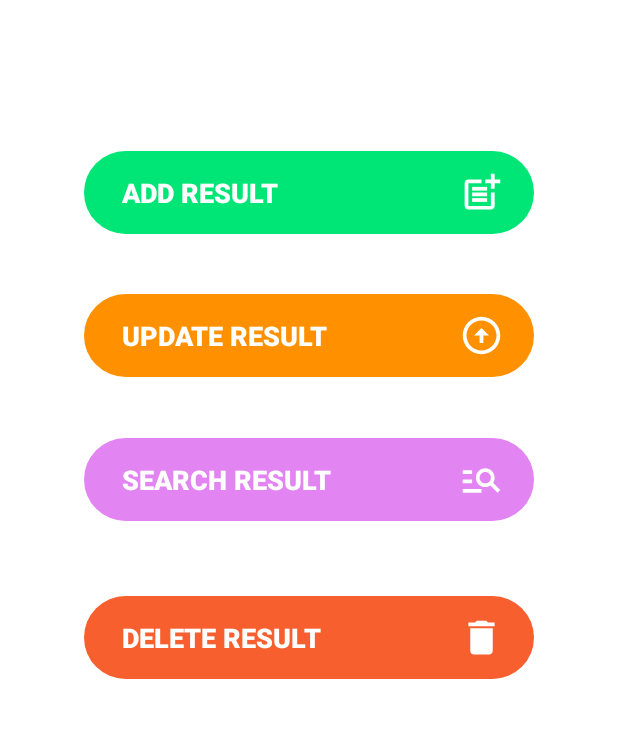
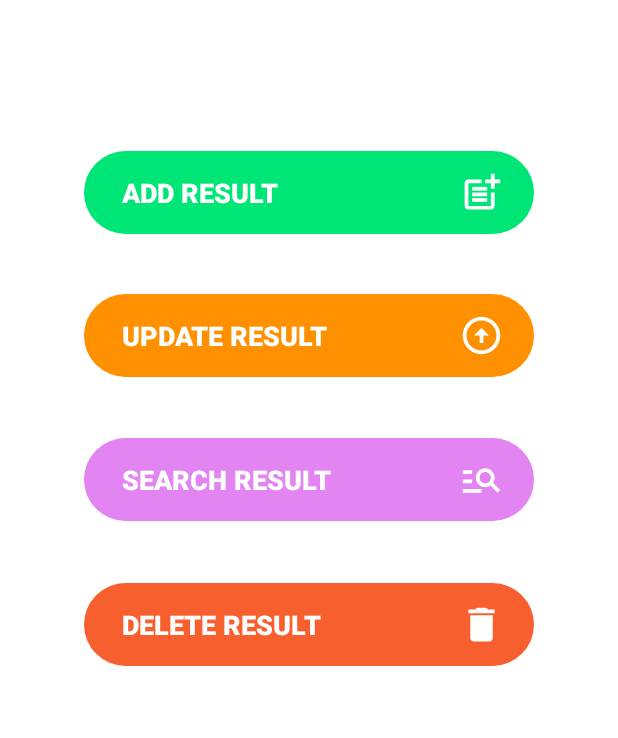
Before and after one commit to code-srikar/Student-Info, an Android app: the screen it shows after launch (MainActivity), on a phone screen of 412 x 824 dp, the part 259-997 px from its top. Run offline under Robolectric (Android 15) with nearby library versions, the light colour scheme and no system bars.

Commit message:
Student application

```diff
--- a/app/src/main/res/layout/activity_delete.xml
+++ b/app/src/main/res/layout/activity_delete.xml
@@ -31,6 +31,7 @@
         android:inputType="text"
         android:maxLines="1"
         android:paddingLeft="20dp"
+        android:textColor="@color/black"
         app:layout_constraintEnd_toEndOf="parent"
         app:layout_constraintStart_toStartOf="parent"
         app:layout_constraintTop_toBottomOf="@+id/title" />
--- a/app/src/main/res/layout/activity_main.xml
+++ b/app/src/main/res/layout/activity_main.xml
@@ -95,18 +95,18 @@
         android:layout_margin="15dp"
         android:background="@drawable/btn_bg"
         android:backgroundTint="#F85F2F"
+        android:drawableRight="@drawable/baseline_delete_24"
+        android:paddingLeft="25dp"
+        android:paddingRight="20dp"
         android:text="Delete Result"
+        android:textAlignment="textStart"
         android:textColor="@color/white"
         android:textSize="18sp"
         android:textStyle="bold"
-        android:textAlignment="textStart"
-        android:paddingLeft="25dp"
-        android:drawableRight="@drawable/baseline_delete_24"
-        android:paddingRight="20dp"
         app:layout_constraintBottom_toBottomOf="parent"
         app:layout_constraintEnd_toEndOf="parent"
         app:layout_constraintStart_toStartOf="parent"
         app:layout_constraintTop_toBottomOf="@+id/display"
-        app:layout_constraintVertical_bias="0.16000003" />
+        app:layout_constraintVertical_bias="0.120000005" />
 
 </androidx.constraintlayout.widget.ConstraintLayout>
--- a/app/src/main/res/layout/activity_update.xml
+++ b/app/src/main/res/layout/activity_update.xml
@@ -31,6 +31,7 @@
         android:inputType="text"
         android:maxLines="1"
         android:paddingLeft="20dp"
+        android:textColor="@color/black"
         app:layout_constraintEnd_toEndOf="parent"
         app:layout_constraintStart_toStartOf="parent"
         app:layout_constraintTop_toBottomOf="@+id/title" />
```
Also changed, not shown: app/src/main/res/layout/activity_display.xml (+6 -5 lines), app/src/main/res/layout/custom_toast.xml (+4 -3 lines).
